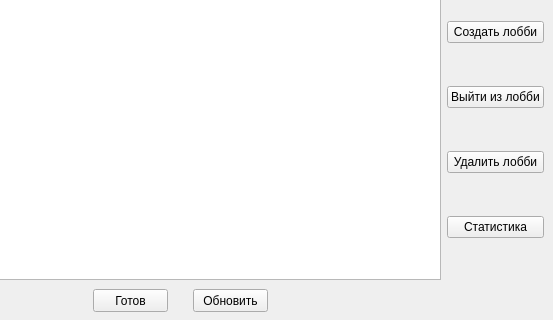
Before: the Qt Designer form Client/Lobby.ui in FingersOfFinger/TwoPythons, drawn with Qt 5; both pictures show x 137 to 690 and y 111 to 431 of the 690 by 431 pixel window.
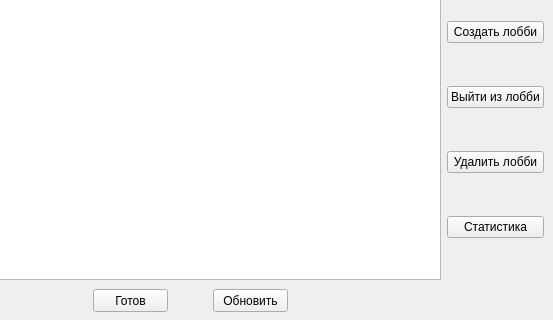
After: the same form once the commit is applied. Icons and pictures are not drawn.

What changed in the file:
```diff
--- a/Client/Lobby.ui
+++ b/Client/Lobby.ui
@@ -46,7 +46,7 @@
   <widget class="QPushButton" name="Refresh_lobby">
    <property name="geometry">
     <rect>
-     <x>330</x>
+     <x>350</x>
      <y>400</y>
      <width>75</width>
      <height>23</height>
```
Left out of the diff: 2 changed lines with no effect on the pictures.
